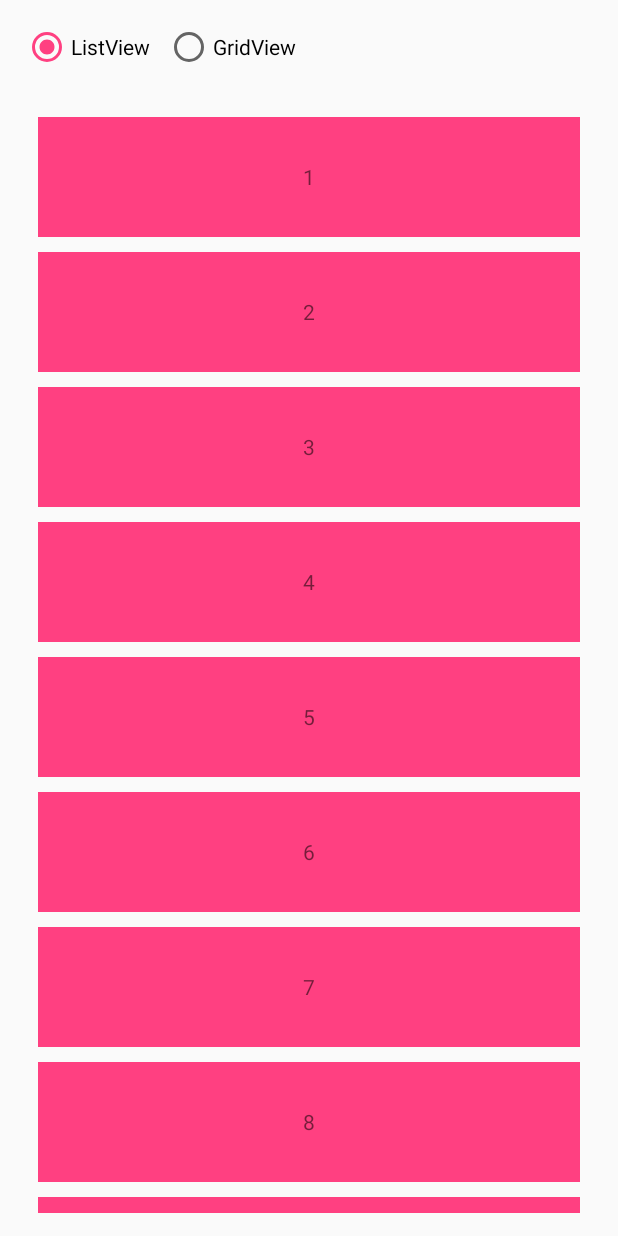
After one commit to lpy0507/MyApplication, an Android app: the DragRecyclerActivity screen opened directly, with no data from a screen before it, on a phone screen of 412 x 824 dp. The commit adds this screen. Run offline under Robolectric (Android 15) with nearby library versions, the phone set to English and light mode, and no system bars.

Commit message:
add ItemTouchHelper

```diff
--- a/app/build.gradle
+++ b/app/build.gradle
@@ -28,8 +28,7 @@ dependencies {
     compile 'io.reactivex:rxandroid:1.0.1'
     compile 'com.github.ctiao:DanmakuFlameMaster:0.5.3'
     testCompile 'junit:junit:4.12'
-    debugCompile 'com.squareup.leakcanary:leakcanary-android:1.3'
-    releaseCompile 'com.squareup.leakcanary:leakcanary-android-no-op:1.3'
     compile files('libs/Msc.jar')
     compile files('libs/Sunflower.jar')
+    compile 'com.android.support:recyclerview-v7:25.3.1'
 }
--- a/app/src/main/AndroidManifest.xml
+++ b/app/src/main/AndroidManifest.xml
@@ -43,7 +43,8 @@
             android:screenOrientation="landscape" />
         <activity android:name=".activity.MyFreeStyleActivity" />
         <activity android:name=".activity.SpeechRecognitionActivity" />
-        <activity android:name=".BaseActivity"></activity>
+        <activity android:name=".BaseActivity" />
+        <activity android:name=".activity.DragRecyclerActivity"></activity>
     </application>
 
 </manifest>
--- a/app/src/main/java/com/example/lpy/myapplication/MainActivity.java
+++ b/app/src/main/java/com/example/lpy/myapplication/MainActivity.java
@@ -11,6 +11,7 @@ import android.widget.ListView;
 import com.example.lpy.myapplication.activity.AnimationActivity;
 import com.example.lpy.myapplication.activity.BarrageVideoActivity;
 import com.example.lpy.myapplication.activity.ConstraintActivity;
+import com.example.lpy.myapplication.activity.DragRecyclerActivity;
 import com.example.lpy.myapplication.activity.FreeDragActivity;
 import com.example.lpy.myapplication.activity.JsActivity;
 import com.example.lpy.myapplication.activity.MagicActivity;
@@ -35,7 +36,7 @@ import rx.functions.Action1;
 public class MainActivity extends BaseActivity {
     private ListView listView;
     private String[] listString = {"自定义光能魔法阵动画", "JS交互", "自定义EditText", "ConstraintLayout",
-            "FreeDragView", "Sliding Conflict", "自启", "动画", "弹幕", "自定义View练习", "讯飞语音识别"};
+            "FreeDragView", "Sliding Conflict", "自启", "动画", "弹幕", "自定义View练习", "讯飞语音识别", "RecyclerView拖动排序"};
     private ListViewAdapter adapter;
 
     /**
@@ -64,6 +65,7 @@ public class MainActivity extends BaseActivity {
                 else if (position == 8) goActivity(BarrageVideoActivity.class);
                 else if (position == 9) goActivity(MyFreeStyleActivity.class);
                 else if (position == 10) goActivity(SpeechRecognitionActivity.class);
+                else if (position == 11) goActivity(DragRecyclerActivity.class);
             }
         });
         someTest();
--- a/app/src/main/java/com/example/lpy/myapplication/MyAppllication.java
+++ b/app/src/main/java/com/example/lpy/myapplication/MyAppllication.java
@@ -1,8 +1,6 @@
 package com.example.lpy.myapplication;
 
 import android.app.Application;
-
-import com.squareup.leakcanary.LeakCanary;
 
 /**
  * Created by LPY on 2017/9/28.
@@ -12,6 +10,5 @@ public class MyAppllication extends Application {
     @Override
     public void onCreate() {
         super.onCreate();
-        LeakCanary.install(this);
     }
 }
--- /dev/null
+++ b/app/src/main/java/com/example/lpy/myapplication/activity/DragRecyclerActivity.java
@@ -0,0 +1,152 @@
+package com.example.lpy.myapplication.activity;
+
+import android.os.Bundle;
+import android.support.v7.widget.GridLayoutManager;
+import android.support.v7.widget.LinearLayoutManager;
+import android.support.v7.widget.RecyclerView;
+import android.support.v7.widget.helper.ItemTouchHelper;
+import android.view.LayoutInflater;
+import android.view.View;
+import android.view.ViewGroup;
+import android.widget.RadioButton;
+import android.widget.RadioGroup;
+import android.widget.TextView;
+
+import com.example.lpy.myapplication.BaseActivity;
+import com.example.lpy.myapplication.R;
+import com.example.lpy.myapplication.custom.SpacesItemDecoration;
+
+import java.util.ArrayList;
+import java.util.Collections;
+import java.util.List;
+
+public class DragRecyclerActivity extends BaseActivity {
+
+    private RadioGroup radioGroup;
+    private RadioButton listView_type, gridView_type;
+    private RecyclerView recyclerView;
+
+    private List<Integer> list = new ArrayList<>();
+    private DragRecyclerAdapter adapter;
+    private ItemTouchHelper helper;
+
+    @Override
+    protected void onCreate(Bundle savedInstanceState) {
+        super.onCreate(savedInstanceState);
+        setContentView(R.layout.activity_drag_recycler);
+        radioGroup = (RadioGroup) findViewById(R.id.radioGroup);
+        listView_type = (RadioButton) findViewById(R.id.listView_type);
+        gridView_type = (RadioButton) findViewById(R.id.gridView_type);
+        recyclerView = (RecyclerView) findViewById(R.id.recyclerView);
+        recyclerView.setLayoutManager(new LinearLayoutManager(DragRecyclerActivity.this));
+        recyclerView.addItemDecoration(new SpacesItemDecoration(15));
+        radioGroup.setOnCheckedChangeListener(new RadioGroup.OnCheckedChangeListener() {
+            @Override
+            public void onCheckedChanged(RadioGroup radioGroup, int i) {
+                switch (radioGroup.getCheckedRadioButtonId()) {
+                    case R.id.listView_type:
+                        recyclerView.setLayoutManager(new LinearLayoutManager(DragRecyclerActivity.this));
+                        break;
+                    case R.id.gridView_type:
+                        recyclerView.setLayoutManager(new GridLayoutManager(DragRecyclerActivity.this, 2));
+                        break;
+                }
+            }
+        });
+        for (int i = 0; i < 10; i++) {
+            list.add(i + 1);
+        }
+        adapter = new DragRecyclerAdapter();
+        recyclerView.setAdapter(adapter);
+        helper = new ItemTouchHelper(new ItemTouchHelper.Callback() {
+
+            @Override
+            public void onSelectedChanged(RecyclerView.ViewHolder viewHolder, int actionState) {
+                if (actionState != ItemTouchHelper.ACTION_STATE_IDLE) {
+                    viewHolder.itemView.setBackgroundColor(getResources().getColor(R.color.colorPrimary));
+                }
+                super.onSelectedChanged(viewHolder, actionState);
+            }
+
+            @Override
+            public void clearView(RecyclerView recyclerView, RecyclerView.ViewHolder viewHolder) {
+                super.clearView(recyclerView, viewHolder);
+                viewHolder.itemView.setBackgroundColor(getResources().getColor(R.color.colorAccent));
+            }
+
+            @Override
+            public int getMovementFlags(RecyclerView recyclerView, RecyclerView.ViewHolder viewHolder) {
+                //首先回调的方法 返回int表示是否监听该方向
+                int dragFlags = ItemTouchHelper.UP | ItemTouchHelper.DOWN | ItemTouchHelper.RIGHT | ItemTouchHelper.LEFT;//拖拽
+                int swipeFlags = ItemTouchHelper.LEFT | ItemTouchHelper.RIGHT;//侧滑删除
+                return makeMovementFlags(dragFlags, swipeFlags);
+            }
+
+            @Override
+            public boolean onMove(RecyclerView recyclerView, RecyclerView.ViewHolder viewHolder, RecyclerView.ViewHolder target) {
+                int fromPosition = viewHolder.getAdapterPosition();//得到拖动ViewHolder的position
+                int toPosition = target.getAdapterPosition();//得到目标ViewHolder的position
+                if (fromPosition < toPosition) {
+                    for (int i = fromPosition; i < toPosition; i++) {
+                        Collections.swap(list, i, i + 1);
+                    }
+                } else {
+                    for (int i = fromPosition; i > toPosition; i--) {
+                        Collections.swap(list, i, i - 1);
+                    }
+                }
+                adapter.notifyItemMoved(viewHolder.getAdapterPosition(), target.getAdapterPosition());
+                return true;
+            }
+
+            @Override
+            public void onSwiped(RecyclerView.ViewHolder viewHolder, int direction) {
+                list.remove(viewHolder.getAdapterPosition());
+                adapter.notifyItemRemoved(viewHolder.getAdapterPosition());
+            }
+
+            @Override
+            public boolean isLongPressDragEnabled() {
+                //是否可拖拽
+                return true;
+            }
+
+            @Override
+            public boolean canDropOver(RecyclerView recyclerView, RecyclerView.ViewHolder current, RecyclerView.ViewHolder target) {
+                return true;
+            }
+        });
+        helper.attachToRecyclerView(recyclerView);
+    }
+
+    public class DragRecyclerAdapter extends RecyclerView.Adapter<DragRecyclerAdapter.ViewHolder> {
+
+        @Override
+        public ViewHolder onCreateViewHolder(ViewGroup parent, int viewType) {
+            View view = LayoutInflater.from(DragRecyclerActivity.this).inflate(R.layout.item_drag_recycler_layout, parent, false);
+
+            ViewHolder viewHolder = new ViewHolder(view);
+            return viewHolder;
+        }
+
+        @Override
+        public void onBindViewHolder(ViewHolder holder, int position) {
+            holder.item_tv.setText(list.get(position) + "");
+        }
+
+        @Override
+        public int getItemCount() {
+            return list.size();
+        }
+
+        class ViewHolder extends RecyclerView.ViewHolder {
+            TextView item_tv;
+
+            public ViewHolder(View itemView) {
+                super(itemView);
+                item_tv = (TextView) itemView.findViewById(R.id.item_tv);
+            }
+        }
+    }
+
+}
--- /dev/null
+++ b/app/src/main/java/com/example/lpy/myapplication/custom/SpacesItemDecoration.java
@@ -0,0 +1,27 @@
+package com.example.lpy.myapplication.custom;
+
+import android.graphics.Rect;
+import android.support.v7.widget.RecyclerView;
+import android.view.View;
+
+/**
+ * 设置RecyclerView的Item间隔
+ */
+public class SpacesItemDecoration extends RecyclerView.ItemDecoration {
+    private int space;
+
+    public SpacesItemDecoration(int space) {
+        this.space = space;
+    }
+
+    @Override
+    public void getItemOffsets(Rect outRect, View view, RecyclerView parent, RecyclerView.State state) {
+        outRect.left = space;
+        outRect.right = space;
+        outRect.bottom = space;
+
+        // Add top margin only for the first item to avoid double space between items
+//        if (parent.getChildPosition(view) == 0)
+//            outRect.top = space;
+    }
+}
--- /dev/null
+++ b/app/src/main/res/layout/activity_drag_recycler.xml
@@ -0,0 +1,36 @@
+<?xml version="1.0" encoding="utf-8"?>
+<LinearLayout xmlns:android="http://schemas.android.com/apk/res/android"
+    android:layout_width="match_parent"
+    android:layout_height="match_parent"
+    android:orientation="vertical">
+
+    <RadioGroup
+        android:id="@+id/radioGroup"
+        android:layout_width="wrap_content"
+        android:layout_height="wrap_content"
+        android:orientation="horizontal"
+        android:padding="15dp">
+
+        <RadioButton
+            android:id="@+id/listView_type"
+            android:layout_width="wrap_content"
+            android:layout_height="wrap_content"
+            android:layout_marginRight="10dp"
+            android:checked="true"
+            android:text="ListView" />
+
+        <RadioButton
+            android:id="@+id/gridView_type"
+            android:layout_width="wrap_content"
+            android:layout_height="wrap_content"
+            android:text="GridView" />
+    </RadioGroup>
+
+    <android.support.v7.widget.RecyclerView
+        android:id="@+id/recyclerView"
+        android:layout_width="match_parent"
+        android:layout_height="0dp"
+        android:layout_margin="15dp"
+        android:layout_weight="1"
+        android:scrollbars="none" />
+</LinearLayout>
--- /dev/null
+++ b/app/src/main/res/layout/item_drag_recycler_layout.xml
@@ -0,0 +1,13 @@
+<?xml version="1.0" encoding="utf-8"?>
+<LinearLayout xmlns:android="http://schemas.android.com/apk/res/android"
+    android:layout_width="match_parent"
+    android:layout_height="80dp"
+    android:gravity="center"
+    android:background="@color/colorAccent"
+    android:orientation="horizontal">
+
+    <TextView
+        android:id="@+id/item_tv"
+        android:layout_width="wrap_content"
+        android:layout_height="wrap_content" />
+</LinearLayout>
```
Also changed, not shown: app/src/main/java/com/example/lpy/myapplication/utils/FileUtils.java (added, +69 -0 lines), app/src/main/java/com/example/lpy/myapplication/utils/NetUtil.java (added, +18 -0 lines), app/src/main/java/com/example/lpy/myapplication/utils/TimeUtil.java (added, +50 -0 lines).
